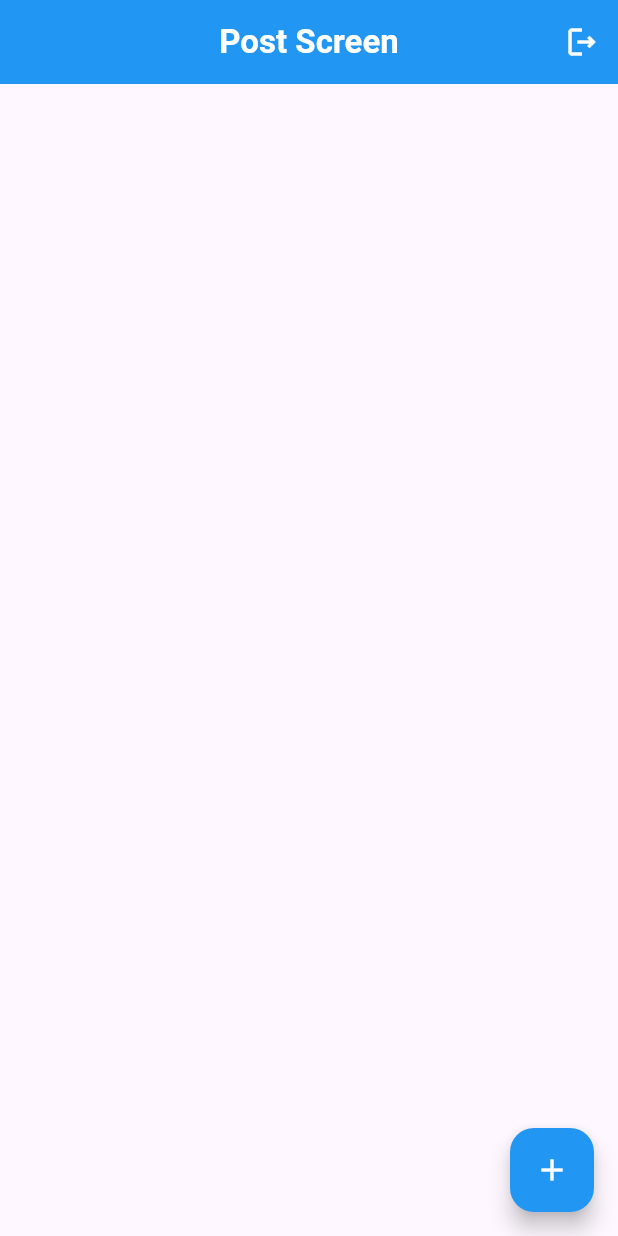
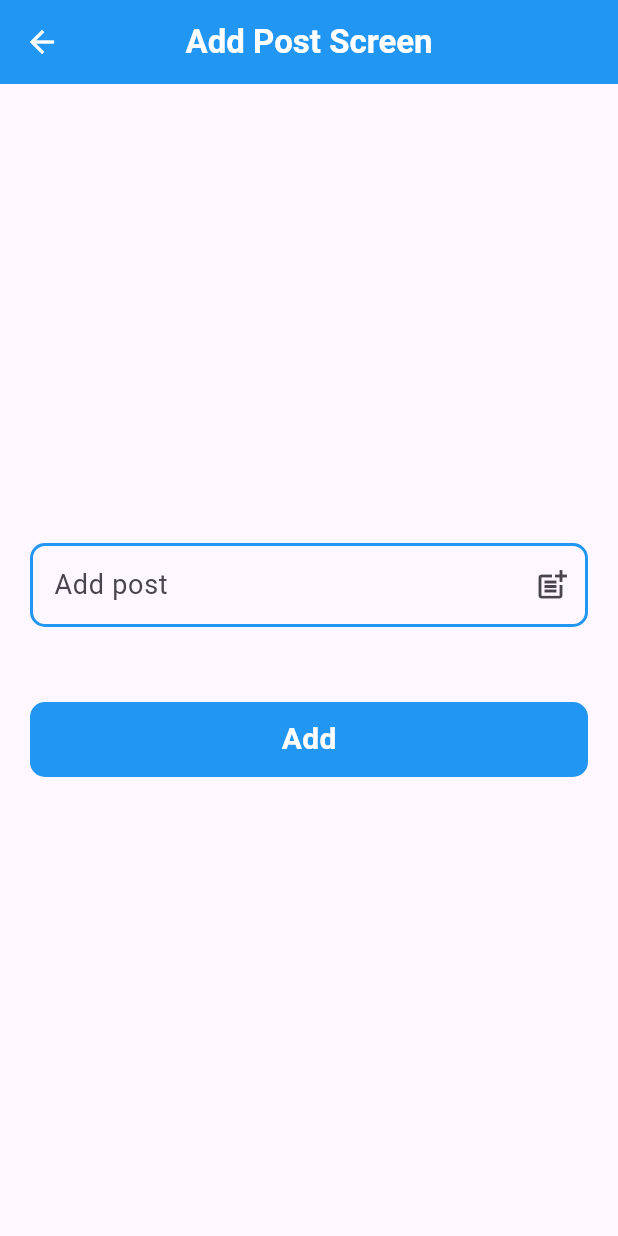
Before and after one commit to alhasann351/flutter_firebase, a Flutter app: the PostScreen screen opened directly, after a tap on the "add" icon, on a phone screen of 412 x 824 dp. Run offline on Flutter 3.47's test engine with Material 3 defaults, Android fonts, the phone set to English and light mode, and no system bars; our stand-ins replace firebase_auth, firebase_core, firebase_database, fluttertoast; accounts and stored records are empty.

```diff
--- /dev/null
+++ b/lib/ui/post/add_post.dart
@@ -0,0 +1,130 @@
+import 'package:firebase_auth/firebase_auth.dart';
+import 'package:firebase_database/firebase_database.dart';
+import 'package:flutter/material.dart';
+import 'package:flutter_firebase/utils/utils.dart';
+
+import '../widgets/round_button.dart';
+
+class AddPost extends StatefulWidget {
+  const AddPost({super.key});
+
+  @override
+  State<AddPost> createState() => _AddPostState();
+}
+
+class _AddPostState extends State<AddPost> {
+
+  bool loading = false;
+
+  final databaseRef = FirebaseDatabase.instance.ref('Posts');
+
+  final _formKey = GlobalKey<FormState>();
+
+  final postController = TextEditingController();
+
+  @override
+  void dispose() {
+    // TODO: implement dispose
+    super.dispose();
+    postController.dispose();
+  }
+
+  @override
+  Widget build(BuildContext context) {
+    return Scaffold(
+      appBar: AppBar(
+        //automaticallyImplyLeading: false,
+        iconTheme: const IconThemeData(
+          color: Colors.white,
+        ),
+        centerTitle: true,
+        backgroundColor: Colors.blue,
+        title: const Text(
+          'Add Post Screen',
+          style: TextStyle(
+            fontSize: 22,
+            fontWeight: FontWeight.bold,
+            color: Colors.white,
+          ),
+        ),
+      ),
+      body: Padding(
+        padding: const EdgeInsets.symmetric(horizontal: 20),
+        child: Column(
+          mainAxisAlignment: MainAxisAlignment.center,
+          crossAxisAlignment: CrossAxisAlignment.center,
+          children: [
+            Form(
+              key: _formKey,
+              child: Column(
+                children: [
+                  TextFormField(
+                    controller: postController,
+                    decoration: InputDecoration(
+                      suffixIcon: const Icon(Icons.post_add),
+                      labelText: 'Add post',
+                      labelStyle: const TextStyle(
+                        fontSize: 18,
+                      ),
+                      enabledBorder: OutlineInputBorder(
+                        borderRadius: BorderRadius.circular(10),
+                        borderSide: const BorderSide(
+                          color: Colors.blue,
+                          width: 2,
+                        ),
+                      ),
+                      focusedBorder: OutlineInputBorder(
+                        borderRadius: BorderRadius.circular(10),
+                        borderSide: const BorderSide(
+                          color: Colors.blue,
+                          width: 2,
+                        ),
+                      ),
+                    ),
+                    validator: (value) {
+                      if (value!.isEmpty) {
+                        return 'Write some text in input field';
+                      }
+                      return null;
+                    },
+                  ),
+                ],
+              ),
+            ),
+            const SizedBox(
+              height: 50,
+            ),
+            RoundButton(
+                title: 'Add',
+                loading: loading,
+                onTap: () {
+                  if (_formKey.currentState!.validate()) {
+                    setState(() {
+                      loading = true;
+                    });
+
+                    databaseRef.child('1').set({
+                      'id' : '1',
+                      'title' : postController.text.toString(),
+                    }).then((value){
+                      Utils().showToast('Post added');
+
+                      setState(() {
+                        loading = false;
+                      });
+
+                    }).onError((error, stackTrace){
+                      Utils().showToast(error.toString());
+
+                      setState(() {
+                        loading = false;
+                      });
+                    });
+                  }
+                }),
+          ],
+        ),
+      ),
+    );
+  }
+}
--- a/lib/ui/post/post_screen.dart
+++ b/lib/ui/post/post_screen.dart
@@ -1,6 +1,7 @@
 import 'package:firebase_auth/firebase_auth.dart';
 import 'package:flutter/material.dart';
 import 'package:flutter_firebase/ui/auth/login_screen.dart';
+import 'package:flutter_firebase/ui/post/add_post.dart';
 import 'package:flutter_firebase/utils/utils.dart';
 
 class PostScreen extends StatefulWidget {
@@ -50,7 +51,9 @@ class _PostScreenState extends State<PostScreen> {
       ),
       floatingActionButton: FloatingActionButton(
         backgroundColor: Colors.blue,
-        onPressed: () {},
+        onPressed: () {
+          Navigator.push(context, MaterialPageRoute(builder: (context) => const AddPost()));
+        },
         child: const Icon(
           Icons.add,
           color: Colors.white,
--- a/pubspec.yaml
+++ b/pubspec.yaml
@@ -40,6 +40,7 @@ dependencies:
   firebase_storage:
   cloud_firestore:
   fluttertoast: ^8.2.5
+  firebase_database:
 
 dev_dependencies:
   flutter_test:
```
Also changed, not shown: pubspec.lock.
